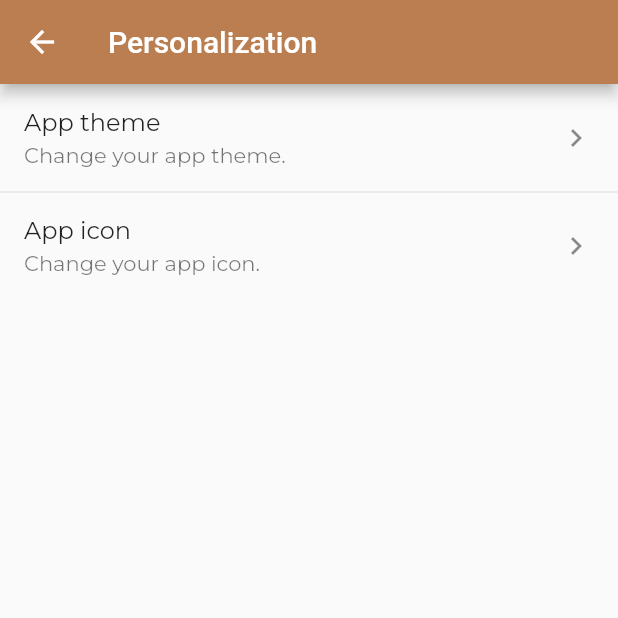
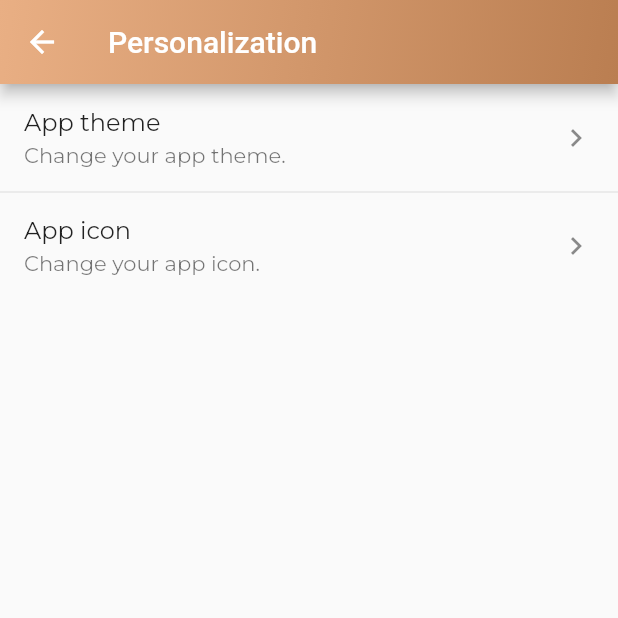
Before and after one commit to ardacebi/bloodhound, a Flutter app: the SettingsItemPersonalization screen opened directly, on a phone screen of 412 x 824 dp, the top half of it. Run offline on Flutter 3.47's test engine with Material 2 defaults, Android fonts, the phone set to English and light mode, and no system bars; our stand-ins replace camera, file_picker, google_fonts, shared_preferences; missing offline and left inert: flutter_clean_calendar, image_crop, rounded_letter; accounts and stored records are empty; network calls fail.

Commit message:
add gradient app bar to missing settings pages

```diff
--- a/lib/settings/item_personalization.dart
+++ b/lib/settings/item_personalization.dart
@@ -11,7 +11,20 @@ class _SettingsItemPersonalizationState
   @override
   Widget build(BuildContext context) {
     return new Scaffold(
-      appBar: new AppBar(title: new Text('Personalization')),
+      appBar: new AppBar(
+        title: new Text('Personalization'),
+        flexibleSpace: Container(
+          decoration: BoxDecoration(
+            gradient: LinearGradient(
+              begin: Alignment.topLeft,
+                end: Alignment.bottomRight,
+                colors: <Color>[
+              Color(0xffe9af84),
+              Color(0xffba7e51),
+            ])
+          ),
+       ),
+        ),
       body: new ListView(
         children: ListTile.divideTiles(
           context: context,
```
Also changed, not shown: lib/settings/item_privacy.dart (+14 -1 lines).
